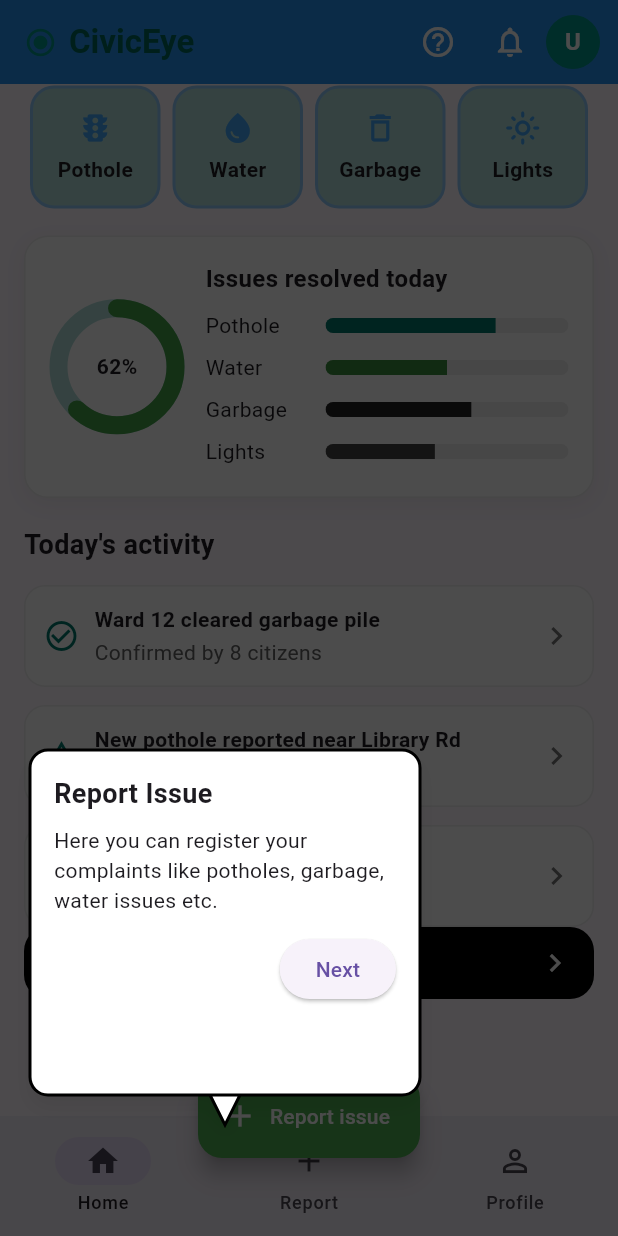
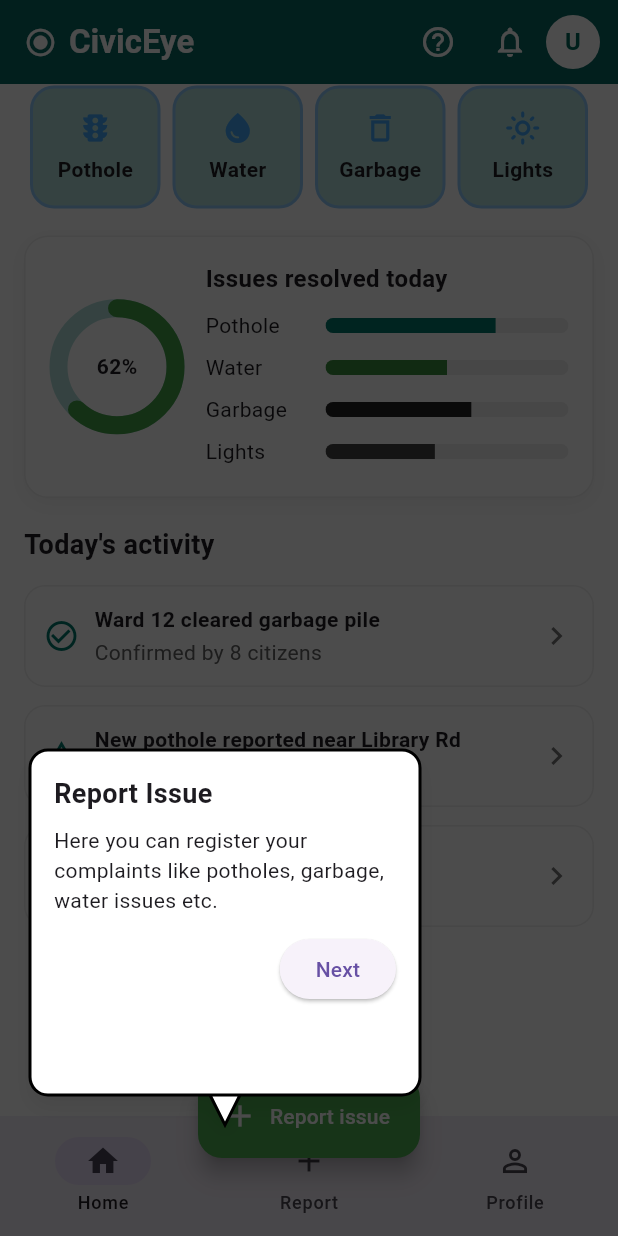
Before and after one commit to Atharvmulik/AI-Powered-System-for-Smart-Urban-Issue-Redressal, a Flutter app: the DashboardScreen screen opened directly with empty values, scrolled down 454 dp, after a tap on the "help outline" icon, after a tap on the "notifications" icon, on a phone screen of 412 x 824 dp. Run offline on Flutter 3.47's test engine with Material 3 defaults, Android fonts, the light colour scheme and no system bars; our stand-ins replace fl_chart, flutter_map, geocoding, geolocator, image_picker, latlong2; accounts and stored records are empty; network calls fail.

Commit message:
update user dashbaord

```diff
--- a/lib/pages/map_view.dart
+++ b/lib/pages/map_view.dart
@@ -18,7 +18,7 @@ class _AdminMapViewPageState extends State<AdminMapViewPage> {
 
   final String apiKey = "e60aa95d14bf10cc8a3d5cfff82bb352";
 
-  LatLng currentCenter = LatLng(18.5204, 73.8567); // Default: Pune
+  LatLng currentCenter = LatLng(18.5204, 73.8567);
   double currentZoom = 10.0;
   List<Marker> issueMarkers = [];
 
--- a/lib/screens/dashboard/correcteddashboard.dart
+++ b/lib/screens/dashboard/correcteddashboard.dart
@@ -1,10 +1,10 @@
 import 'dart:math' as math;
+import 'dart:convert';
 import 'package:flutter/material.dart';
 import '../guide/guide.dart';
 import '../track/trackissueimage.dart';
 import '../report/issuereport.dart' as report;
 import '../../services/api_service.dart';
-import 'dart:convert';
 import '../../pages/user_profile.dart';
 
 class DashboardScreen extends StatefulWidget {
@@ -101,12 +101,14 @@ Widget build(BuildContext context) {
   final cs = Theme.of(context).colorScheme;
 
   return Scaffold(
+    backgroundColor: Colors.white, // Changed background to white
     appBar: AppBar(
+      backgroundColor: Colors.teal[800], // Changed to dark teal
       title: Row(
         children: [
           const Icon(
             Icons.radio_button_checked,
-            color: Colors.teal,
+            color: Colors.white, // Changed icon color to white for contrast
             size: 22,
           ),
           const SizedBox(width: 8),
@@ -114,7 +116,7 @@ Widget build(BuildContext context) {
             'CivicEye',
             style: TextStyle(
               fontWeight: FontWeight.bold,
-              color: Colors.teal.shade800,
+              color: Colors.white, // Changed text color to white for contrast
             ),
           ),
         ],
@@ -122,13 +124,13 @@ Widget build(BuildContext context) {
       actions: [
         IconButton(
           onPressed: _showGuideOverlay,
-          icon: const Icon(Icons.help_outline),
+          icon: const Icon(Icons.help_outline, color: Colors.white), // White icon
         ),
         IconButton(
           onPressed: () {
             // Notifications logic here if needed
           },
-          icon: const Icon(Icons.notifications_outlined),
+          icon: const Icon(Icons.notifications_outlined, color: Colors.white), // White icon
         ),
         // In your DashboardScreen app bar actions:
         Padding(
@@ -146,11 +148,11 @@ Widget build(BuildContext context) {
             },
             child: CircleAvatar(
               radius: 18,
-              backgroundColor: Colors.teal,
+              backgroundColor: Colors.white, // Changed to white for contrast
               child: Text(
                 widget.userName.isNotEmpty ? widget.userName[0].toUpperCase() : 'U',
-                style: const TextStyle(
-                  color: Colors.white,
+                style: TextStyle(
+                  color: Colors.teal[800], // Changed text color to teal
                   fontWeight: FontWeight.w700,
                 ),
               ),
@@ -159,9 +161,7 @@ Widget build(BuildContext context) {
         ),
       ],
     ),
-    body: Stack(
-      children: [
-        SingleChildScrollView(
+    body: SingleChildScrollView( // Removed the Stack and _trackNearbyBar
       padding: const EdgeInsets.fromLTRB(16, 8, 16, 120),
       child: Column(
         crossAxisAlignment: CrossAxisAlignment.start,
@@ -177,9 +177,6 @@ Widget build(BuildContext context) {
           _recentActivityList(),
         ],
       ),
-        ),
-        _trackNearbyBar(context),
-      ],
     ),
     bottomNavigationBar: NavigationBar(
       selectedIndex: _bottomIndex,
@@ -494,40 +491,6 @@ Widget build(BuildContext context) {
     );
   }
 
-  Widget _trackNearbyBar(BuildContext context) {
-    return Positioned(
-      left: 16,
-      right: 16,
-      bottom: 78,
-      child: GestureDetector(
-        onTap: () => _showSnack('Showing nearby issues…'),
-        child: Container(
-          padding: const EdgeInsets.symmetric(horizontal: 14, vertical: 12),
-          decoration: BoxDecoration(
-            color: Colors.black,
-            borderRadius: BorderRadius.circular(16),
-          ),
-          child: const Row(
-            children: [
-              Icon(Icons.my_location, color: Colors.white),
-              SizedBox(width: 8),
-              Expanded(
-                child: Text(
-                  'Track nearby issues',
-                  style: TextStyle(
-                    color: Colors.white,
-                    fontWeight: FontWeight.w600,
-                  ),
-                ),
-              ),
-              Icon(Icons.chevron_right, color: Colors.white),
-            ],
-          ),
-        ),
-      ),
-    );
-  }
-
   Widget _quickChip(String label, IconData icon, VoidCallback onTap) {
     return ActionChip(
       avatar: Icon(icon, size: 18, color: Colors.teal.shade800),
@@ -563,10 +526,6 @@ Widget build(BuildContext context) {
         ],
       ),
     );
-  }
-
-  void _showSnack(String msg) {
-    ScaffoldMessenger.of(context).showSnackBar(SnackBar(content: Text(msg)));
   }
 }
 
```
Lines whose indentation alone changed are shown as unchanged.
